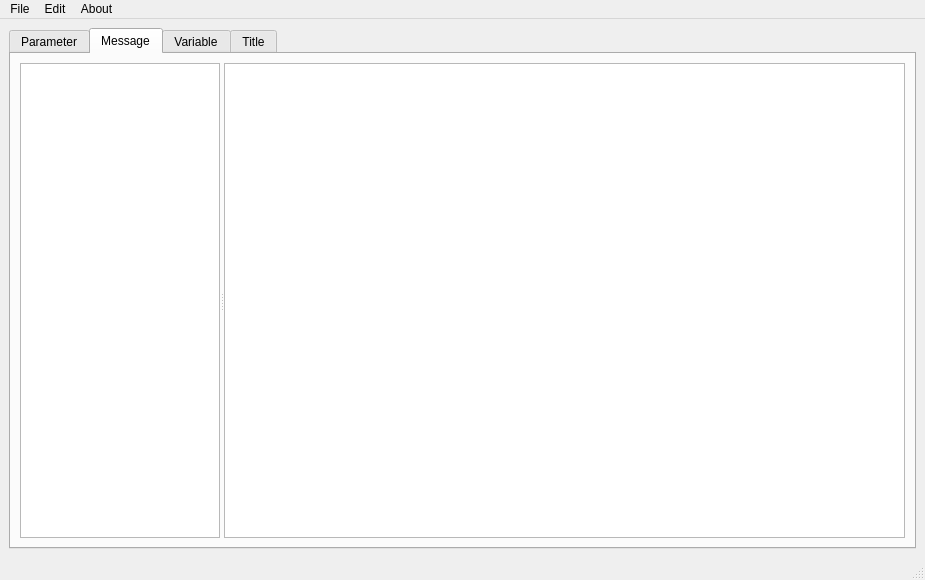
Before: the Qt Designer form mainwindow.ui in coreanq/table_editor3, drawn with Qt 5.
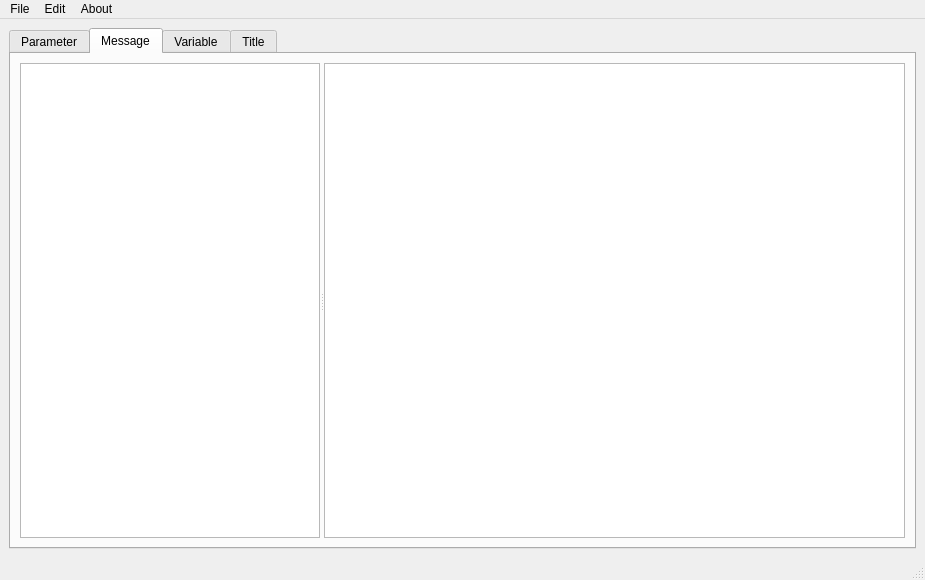
After: the same form once the commit is applied.

Commit message: parameter, message, variable , title 읽기구현

What changed in the file:
```diff
--- a/mainwindow.ui
+++ b/mainwindow.ui
@@ -75,7 +75,7 @@
           <widget class="QSplitter" name="splitter_4">
            <property name="maximumSize">
             <size>
-             <width>200</width>
+             <width>300</width>
              <height>16777215</height>
             </size>
            </property>
@@ -85,7 +85,7 @@
            <widget class="QTableView" name="viewMessage">
             <property name="maximumSize">
              <size>
-              <width>200</width>
+              <width>300</width>
               <height>16777215</height>
              </size>
             </property>
```
The commit also changes 2 other files.
